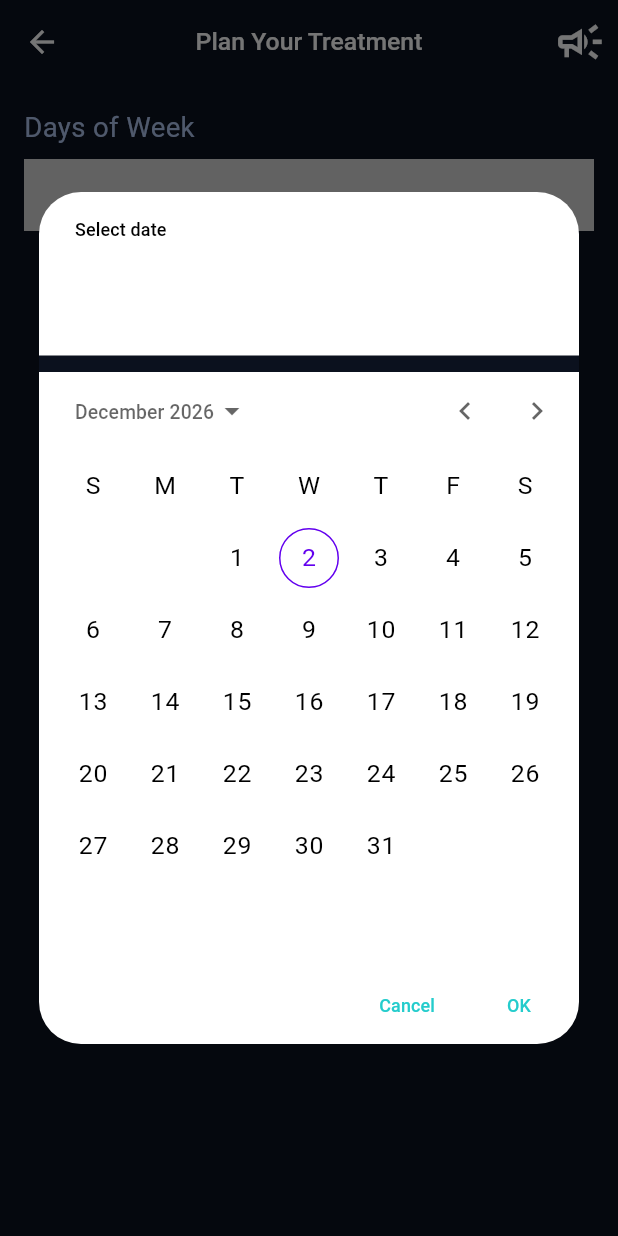
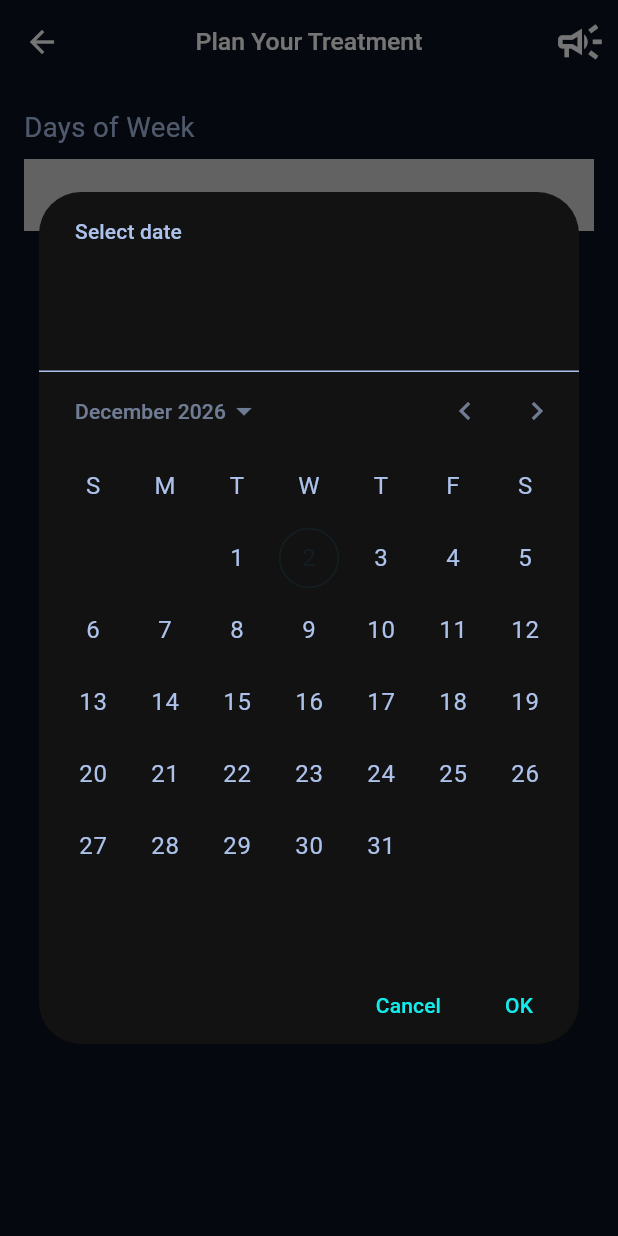
Before and after one commit to ElGreKost/PillMate, a Flutter app: the PlanMedicationScreen screen opened by its route, after a tap on "Set End Date", on a phone screen of 412 x 824 dp. Run offline on Flutter 3.47's test engine with Material 3 defaults, Android fonts, the light colour scheme and no system bars; our stand-ins replace cached_network_image, flutter_svg, font_awesome_flutter, google_nav_bar, hive, hive_flutter and 2 more; missing offline and left inert: day_night_time_picker, day_picker; accounts and stored records are empty; project files that could hold a hidden picture were left out.

Commit message:
Updated colors of Calendar and DayPicker

```diff
--- a/pillmate-v1.0.2/lib/presentation/plan_medication/plan_medication.dart
+++ b/pillmate-v1.0.2/lib/presentation/plan_medication/plan_medication.dart
@@ -60,6 +60,9 @@ class _PlanMedicationScreenState extends State<PlanMedicationScreen> {
               fontWeight: FontWeight.w600,
               days: _days,
               border: false,
+              daysFillColor: appTheme.teal100.withOpacity(0.2),
+              selectedDayTextColor: appTheme.grey100,
+              unSelectedDayTextColor: appTheme.grey100,
               boxDecoration: BoxDecoration(
                 borderRadius: BorderRadius.circular(30.0),
                 gradient: LinearGradient(
@@ -173,8 +176,31 @@ class _PlanMedicationScreenState extends State<PlanMedicationScreen> {
       firstDate: DateTime.now(),
       lastDate: DateTime(DateTime.now().year + 5),
       initialEntryMode: DatePickerEntryMode.calendarOnly,
+      builder: (BuildContext context, Widget? child) {
+        return Theme(
+          data: ThemeData.light().copyWith(
+            colorScheme: ColorScheme.dark(
+              primary: appTheme.grey700, // Background & activated & selected
+              onPrimary: appTheme.teal500, // Activated num Color
+              onSurface: appTheme.grey100, // Neutral text base Color
+              onBackground: appTheme.grey100, // divider line
+            ),
+            textButtonTheme: TextButtonThemeData(
+              style: TextButton.styleFrom(
+                foregroundColor: appTheme.teal900, // button text color
+              ),
+            ),
+            textTheme: TextTheme(
+              titleMedium: TextStyle(color: appTheme.cyan900), // day number style
+              labelLarge: TextStyle(color: appTheme.cyan500), // day name style
+            ),
+          ),
+          child: child ?? Text(''),
+        );
+      },
     );
   }
+
 
   Future<void> _onSavePressed() async {
     final medicationProvider =
```
